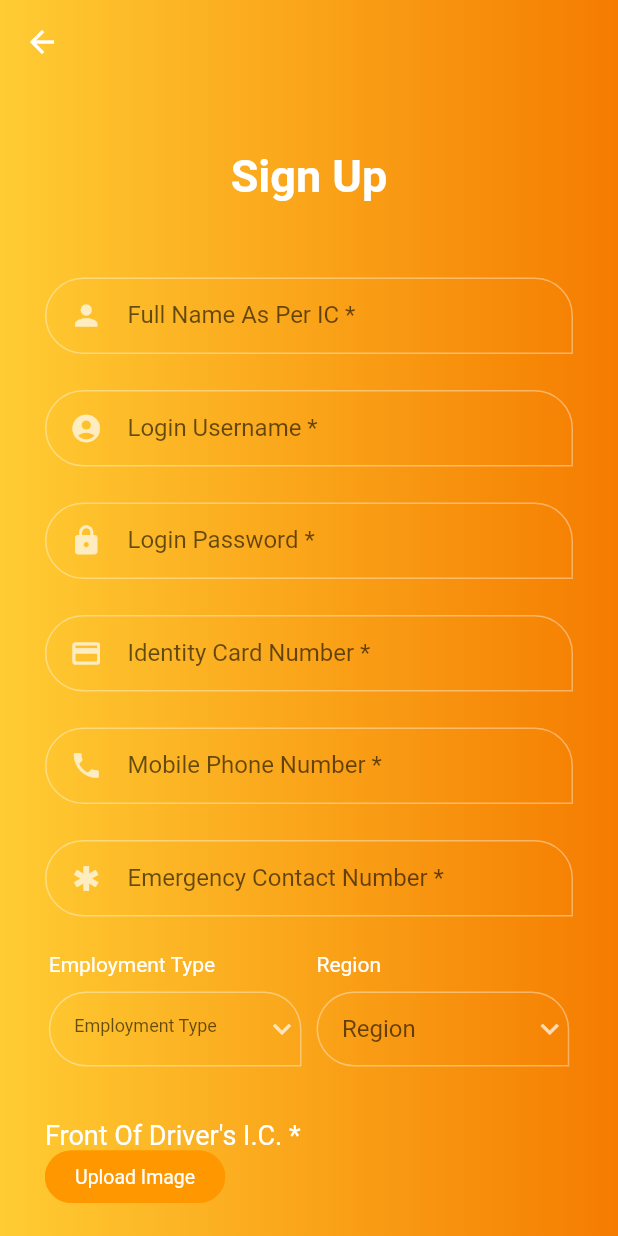
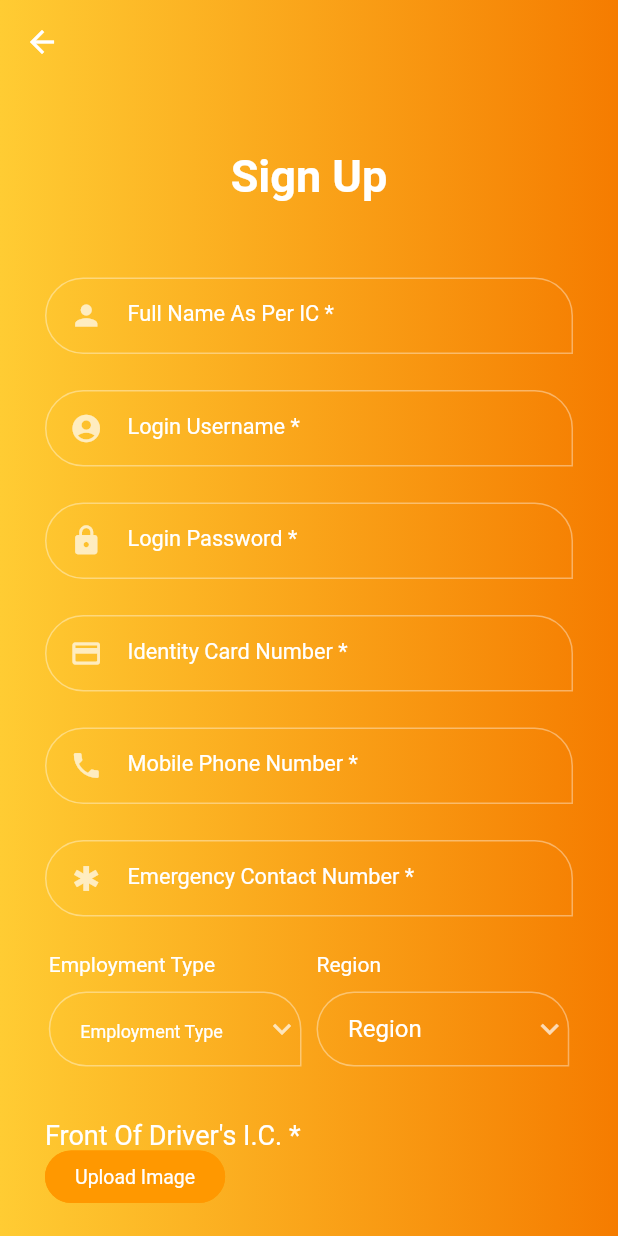
Before and after one commit to FYP-Group2/EasyMove-ProjectA, a Flutter app: the SignupDetails screen opened directly, on a phone screen of 412 x 824 dp. Run offline on Flutter 3.47's test engine with Material 2 defaults, Android fonts, the phone set to English and light mode, and no system bars; drawn by our look-alikes of getwidget; our stand-ins replace awesome_snackbar_content, dio, firebase_core, firebase_messaging, flutter_local_notifications, flutter_svg and 6 more; missing offline and left inert: cron, flutter_app_badger, flutter_launch, map_launcher; accounts and stored records are empty; network calls fail.

Commit message:
Update SignupDetails.dart

```diff
--- a/driver_integrated/lib/SignupDetails.dart
+++ b/driver_integrated/lib/SignupDetails.dart
@@ -238,7 +238,7 @@ class signupFormState extends State<SignupDetails> {
                                           size: 22,
                                         ),
                                         labelText: 'Full Name As Per IC *',
-                                        hintStyle: TextStyle(
+                                        labelStyle: TextStyle(
                                             color: Colors.white,
                                             fontSize: 14.5
                                         ),
@@ -279,7 +279,7 @@ class signupFormState extends State<SignupDetails> {
                                           size: 22,
                                         ),
                                         labelText: 'Login Username *',
-                                        hintStyle: TextStyle(
+                                        labelStyle: TextStyle(
                                             color: Colors.white,
                                             fontSize: 14.5
                                         ),
@@ -320,7 +320,7 @@ class signupFormState extends State<SignupDetails> {
                                           size: 22,
                                         ),
                                         labelText: 'Login Password *',
-                                        hintStyle: TextStyle(
+                                        labelStyle: TextStyle(
                                             color: Colors.white,
                                             fontSize: 14.5
                                         ),
@@ -359,7 +359,7 @@ class signupFormState extends State<SignupDetails> {
                                           size: 22,
                                         ),
                                         labelText: 'Identity Card Number *',
-                                        hintStyle: TextStyle(
+                                        labelStyle: TextStyle(
                                             color: Colors.white,
                                             fontSize: 14.5
                                         ),
@@ -398,7 +398,7 @@ class signupFormState extends State<SignupDetails> {
                                           size: 22,
                                         ),
                                         labelText: 'Mobile Phone Number *',
-                                        hintStyle: TextStyle(
+                                        labelStyle: TextStyle(
                                             color: Colors.white,
                                             fontSize: 14.5
                                         ),
@@ -439,7 +439,7 @@ class signupFormState extends State<SignupDetails> {
                                           size: 22,
                                         ),
                                         labelText: 'Emergency Contact Number *',
-                                        hintStyle: TextStyle(
+                                        labelStyle: TextStyle(
                                             color: Colors.white,
                                             fontSize: 14.5
                                         ),
@@ -509,8 +509,12 @@ class signupFormState extends State<SignupDetails> {
                                               },
                                               decoration: const InputDecoration(
                                                 labelText: 'Employment Type',
+                                                labelStyle: TextStyle(
+                                                    color: Colors.white,
+                                                    fontSize: 16
+                                                ),
                                                 border: InputBorder.none,
-                                                contentPadding: EdgeInsets.all(16),
+                                                contentPadding: EdgeInsets.all(20),
                                               ),
                                             ),
                                           ),
@@ -534,7 +538,10 @@ class signupFormState extends State<SignupDetails> {
                                                   border: Border.all(color: Colors.white38, width: 1.0),
                                                   color: Colors.transparent,
                                               ),
-                                              child: DropdownButtonFormField<String>(
+                                              child: FutureBuilder(
+                                                future: getRegions(),
+                                                builder: (context, snapshot) {
+                                                  return DropdownButtonFormField<String>(
                                                     dropdownColor: Colors.orange,
                                                     style: const TextStyle(
                                                       color: Colors.white,
@@ -557,9 +564,15 @@ class signupFormState extends State<SignupDetails> {
                                                     },
                                                     decoration: const InputDecoration(
                                                       labelText: 'Region',
+                                                      labelStyle: TextStyle(
+                                                          color: Colors.white,
+                                                          fontSize: 16
+                                                      ),
                                                       border: InputBorder.none,
-                                                  contentPadding: EdgeInsets.all(16),
+                                                      contentPadding: EdgeInsets.all(20),
                                                     ),
+                                                  );
+                                                }
                                               )
                                           ),
                                         ],
@@ -673,7 +686,10 @@ class signupFormState extends State<SignupDetails> {
                                           border: Border.all(color: Colors.white38, width: 1.0),
                                           color: Colors.transparent,
                                         ),
-                                        child: DropdownButtonFormField<String>(
+                                        child: FutureBuilder(
+                                          future: getVehicles(),
+                                          builder: (context, snapshot) {
+                                            return DropdownButtonFormField<String>(
                                               dropdownColor: Colors.orange,
                                               style: const TextStyle(
                                                 color: Colors.white,
@@ -699,10 +715,16 @@ class signupFormState extends State<SignupDetails> {
                                               },
                                               decoration: const InputDecoration(
                                                 labelText: 'Vehicle Type',
+                                                labelStyle: TextStyle(
+                                                    color: Colors.white,
+                                                    fontSize: 16
+                                                ),
                                                 border: InputBorder.none,
                                                 contentPadding:
-                                            EdgeInsets.all(16),
+                                                EdgeInsets.all(20),
                                               ),
+                                            );
+                                          },
                                         )
                                     ),
                                   ],
@@ -715,7 +737,7 @@ class signupFormState extends State<SignupDetails> {
                                     decoration: InputDecoration(
                                       contentPadding: EdgeInsets.all(16),
                                       labelText: 'Vehicle plate',
-                                      hintStyle: TextStyle(
+                                      labelStyle: TextStyle(
                                           color: Colors.white, fontSize: 14.5
                                       ),
                                       enabledBorder: OutlineInputBorder(
@@ -747,7 +769,7 @@ class signupFormState extends State<SignupDetails> {
                                     decoration: InputDecoration(
                                       contentPadding: EdgeInsets.all(16),
                                       labelText: 'Vehicle Owner',
-                                      hintStyle: TextStyle(
+                                      labelStyle: TextStyle(
                                           color: Colors.white, fontSize: 14.5
                                       ),
                                       enabledBorder: OutlineInputBorder(
```
Lines whose indentation alone changed are shown as unchanged.
